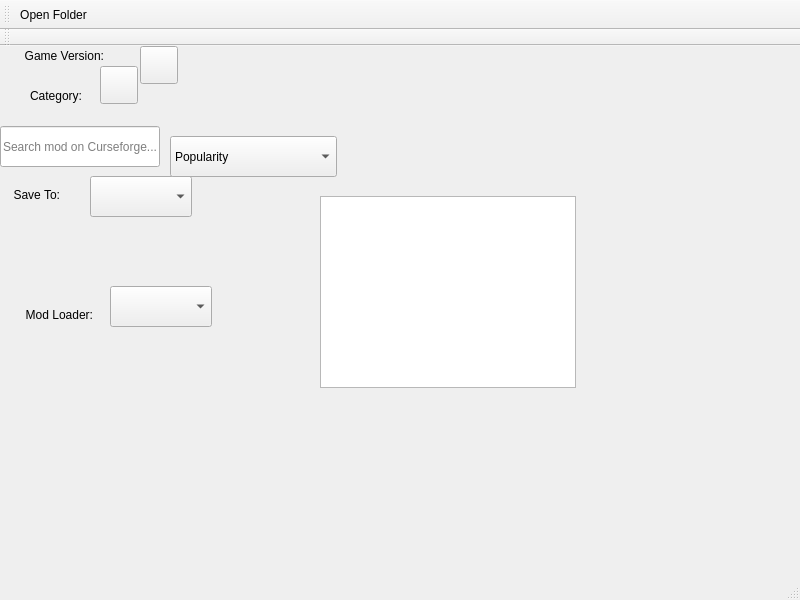
Before: the Qt Designer form src/ui/curseforge/curseforgemodbrowser.ui in kaniol-lck/modmanager, drawn with Qt 5.
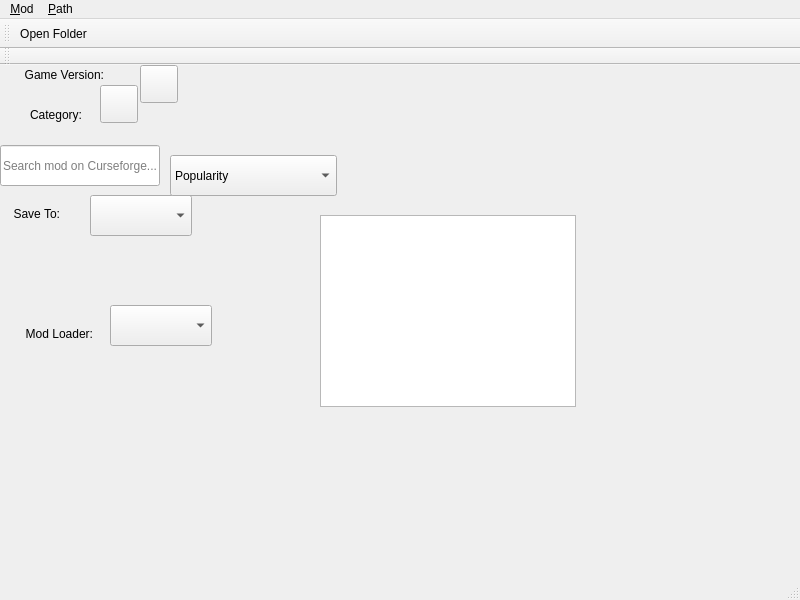
After: the same form once the commit is applied. Icons and pictures are not drawn.

The edit to the form file:
```diff
--- a/src/ui/curseforge/curseforgemodbrowser.ui
+++ b/src/ui/curseforge/curseforgemodbrowser.ui
@@ -268,6 +268,33 @@
     <bool>true</bool>
    </attribute>
   </widget>
+  <widget class="QMenuBar" name="menuBar">
+   <property name="geometry">
+    <rect>
+     <x>0</x>
+     <y>0</y>
+     <width>800</width>
+     <height>29</height>
+    </rect>
+   </property>
+   <widget class="QMenu" name="menuMod">
+    <property name="title">
+     <string>&amp;Mod</string>
+    </property>
+   </widget>
+   <widget class="QMenu" name="menuPath">
+    <property name="title">
+     <string>&amp;Path</string>
+    </property>
+    <addaction name="separator"/>
+    <addaction name="actionMod"/>
+    <addaction name="actionModpacks"/>
+    <addaction name="actionTexturepacks"/>
+    <addaction name="actionWorld"/>
+   </widget>
+   <addaction name="menuMod"/>
+   <addaction name="menuPath"/>
+  </widget>
   <action name="actionOpen_Folder">
    <property name="icon">
     <iconset theme="folder">
```
Left out of the diff: 32 changed lines with no effect on the pictures.
